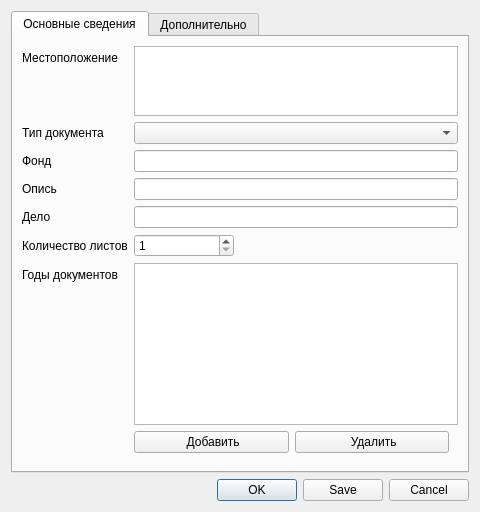
Above: ui/docform_dialog.ui from caxapyk/gaoo-cfp before the change. Below: the same form after it.
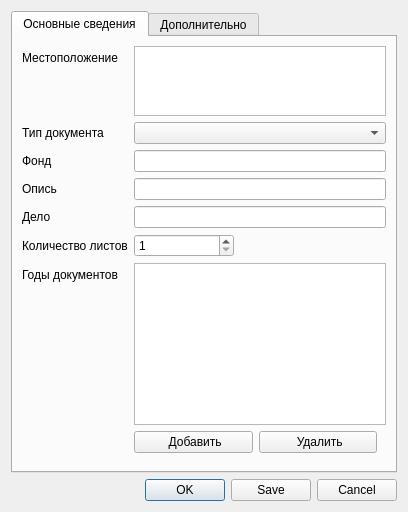
That is the form after the change. Icons and pictures are not drawn.

```diff
--- a/ui/docform_dialog.ui
+++ b/ui/docform_dialog.ui
@@ -9,7 +9,7 @@
    <rect>
     <x>0</x>
     <y>0</y>
-    <width>480</width>
+    <width>408</width>
     <height>512</height>
    </rect>
   </property>
```
Left out of the diff: 6 changed lines with no effect on the pictures.
